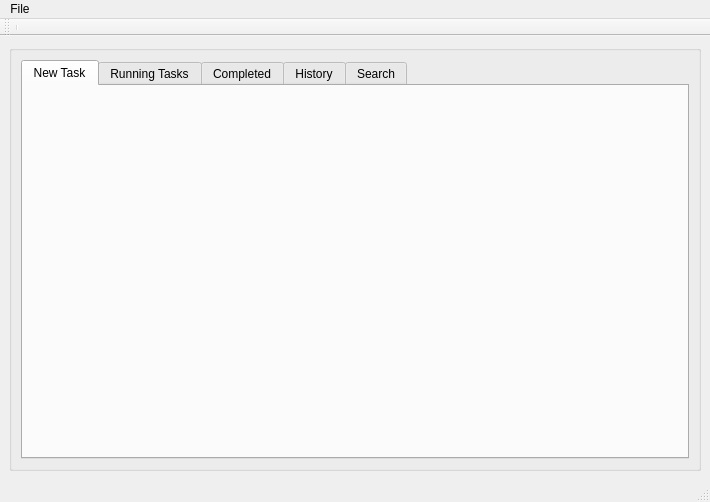
First picture: the form in ui_templates/mainframe.ui, repository labinxu/enterpriseallknow, before the edit.
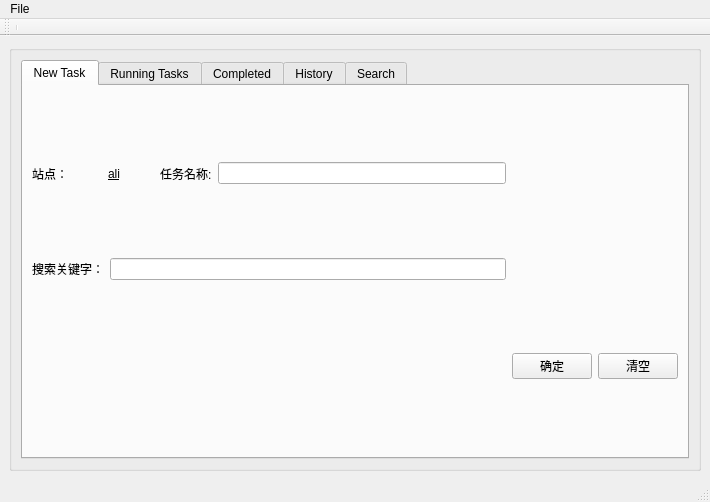
Second picture: the form after the edit. The open tabs and pages were chosen to show the change. Custom widgets are drawn as their Qt base class.

```diff
--- a/ui_templates/mainframe.ui
+++ b/ui_templates/mainframe.ui
@@ -31,6 +31,92 @@
           <attribute name="title">
            <string>New Task</string>
           </attribute>
+          <layout class="QGridLayout" name="gridLayout">
+           <item row="0" column="0">
+            <layout class="QHBoxLayout" name="horizontalLayout_4">
+             <item>
+              <widget class="QLabel" name="label">
+               <property name="text">
+                <string>站点：</string>
+               </property>
+              </widget>
+             </item>
+             <item>
+              <widget class="QPushButton" name="lb_current_site">
+               <property name="minimumSize">
+                <size>
+                 <width>75</width>
+                 <height>23</height>
+                </size>
+               </property>
+               <property name="font">
+                <font>
+                 <underline>true</underline>
+                </font>
+               </property>
+               <property name="cursor">
+                <cursorShape>PointingHandCursor</cursorShape>
+               </property>
+               <property name="text">
+                <string>ali</string>
+               </property>
+               <property name="checkable">
+                <bool>false</bool>
+               </property>
+               <property name="flat">
+                <bool>true</bool>
+               </property>
+              </widget>
+             </item>
+            </layout>
+           </item>
+           <item row="0" column="1">
+            <layout class="QHBoxLayout" name="horizontalLayout_5">
+             <item>
+              <widget class="QLabel" name="lb_task_name">
+               <property name="text">
+                <string>任务名称:</string>
+               </property>
+              </widget>
+             </item>
+             <item>
+              <widget class="QLineEdit" name="le_task_name"/>
+             </item>
+            </layout>
+           </item>
+           <item row="1" column="0" colspan="2">
+            <layout class="QHBoxLayout" name="horizontalLayout_6">
+             <item>
+              <widget class="QLabel" name="lb_search_conditions">
+               <property name="text">
+                <string>搜索关键字：</string>
+               </property>
+              </widget>
+             </item>
+             <item>
+              <widget class="QLineEdit" name="le_search_keywords"/>
+             </item>
+            </layout>
+           </item>
+           <item row="2" column="2">
+            <layout class="QHBoxLayout" name="horizontalLayout_7">
+             <item>
+              <widget class="QPushButton" name="pb_Ok">
+               <property name="text">
+                <string>确定</string>
+               </property>
+              </widget>
+             </item>
+             <item>
+              <widget class="QPushButton" name="pb_Cancel">
+               <property name="text">
+                <string>清空</string>
+               </property>
+              </widget>
+             </item>
+            </layout>
+           </item>
+          </layout>
          </widget>
          <widget class="QWidget" name="tab_running_tasks">
           <attribute name="title">
```
Left out of the diff: 58 changed lines with no effect on the pictures.
